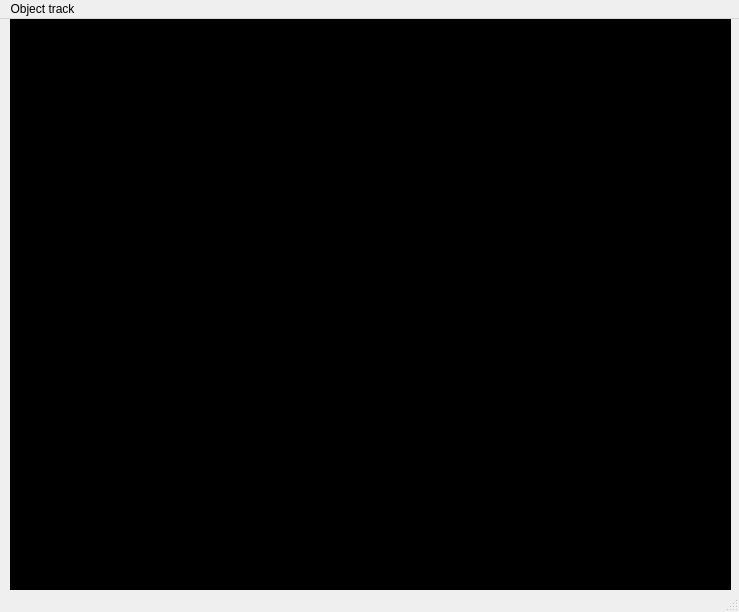
Before: the Qt Designer form gui/ui/gui.ui in PML30robot/aips, drawn with Qt 5.
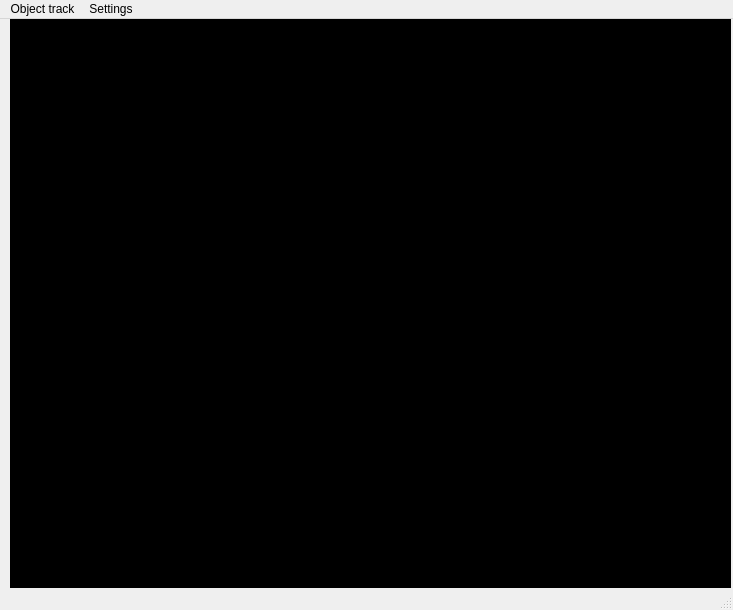
After: the same form once the commit is applied. Icons and pictures are not drawn.

Commit message: add export settings (camera and object track)

```diff
--- a/gui/ui/gui.ui
+++ b/gui/ui/gui.ui
@@ -6,8 +6,8 @@
    <rect>
     <x>0</x>
     <y>0</y>
-    <width>739</width>
-    <height>612</height>
+    <width>733</width>
+    <height>610</height>
    </rect>
   </property>
   <property name="windowTitle">
@@ -36,7 +36,7 @@
     <rect>
      <x>0</x>
      <y>0</y>
-     <width>739</width>
+     <width>733</width>
      <height>21</height>
     </rect>
    </property>
@@ -52,7 +52,15 @@
     <addaction name="separator"/>
     <addaction name="ot_camera_settings"/>
    </widget>
+   <widget class="QMenu" name="menu_Settings">
+    <property name="title">
+     <string>Settings</string>
+    </property>
+    <addaction name="Import_settings"/>
+    <addaction name="Export_settings"/>
+   </widget>
    <addaction name="menu_obj_track"/>
+   <addaction name="menu_Settings"/>
   </widget>
   <widget class="QStatusBar" name="statusbar"/>
   <action name="ot_obj_params">
```
Left out of the diff: 22 changed lines with no effect on the pictures. The commit also changes 16 other files.
